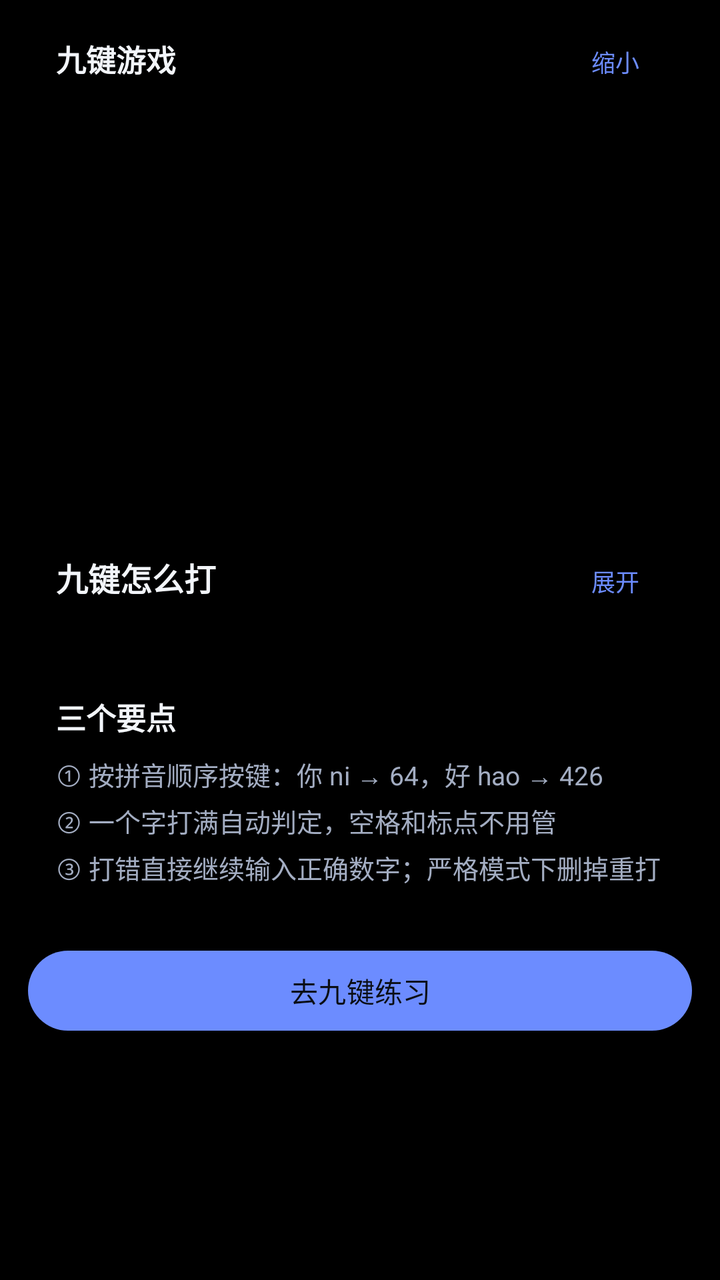
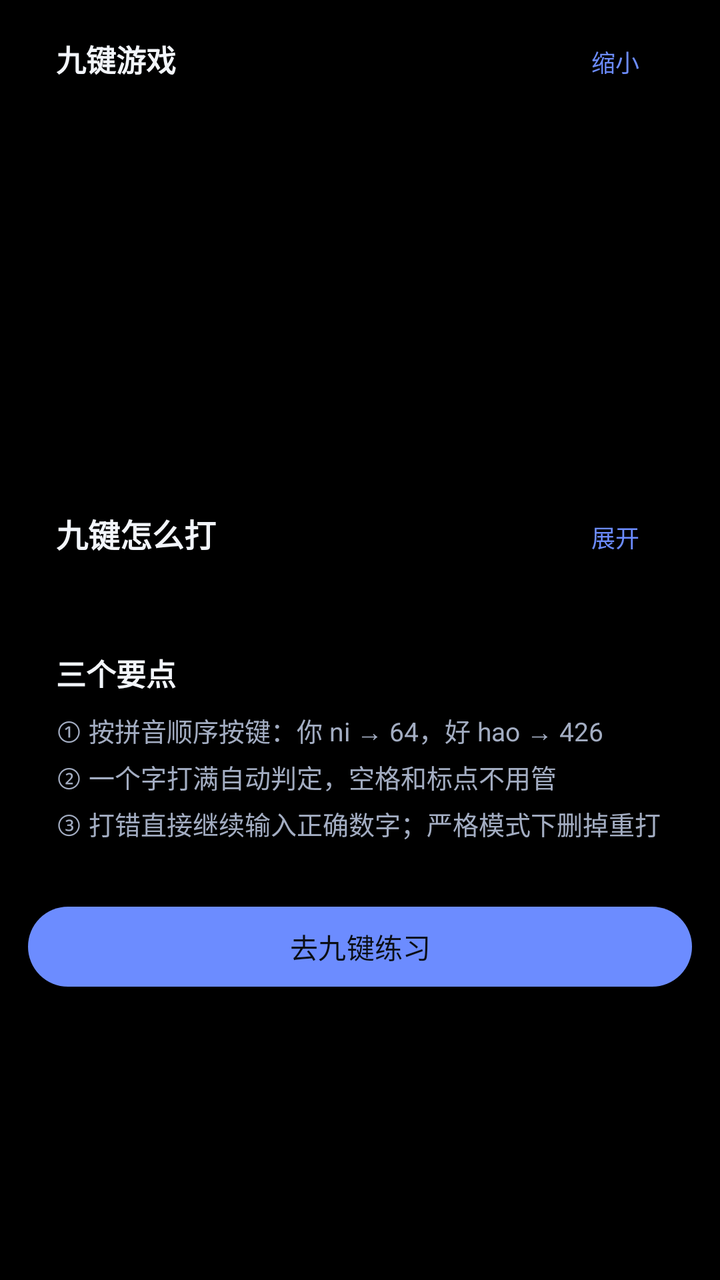

Before-and-after screenshots of an Android layout around one commit, followed by the original layout XML and the change that was made.
<!-- AndroidManifest.xml: application theme Theme.PinyinTyping -->
<!-- res/layout/fragment_jiujian.xml -->
<?xml version="1.0" encoding="utf-8"?>
<ScrollView xmlns:android="http://schemas.android.com/apk/res/android"
    xmlns:app="http://schemas.android.com/apk/res-auto"
    android:layout_width="match_parent"
    android:layout_height="match_parent"
    android:clipToPadding="false"
    android:paddingStart="14dp"
    android:paddingEnd="14dp"
    android:paddingBottom="16dp"
    android:scrollbars="none">

    <LinearLayout
        android:layout_width="match_parent"
        android:layout_height="wrap_content"
        android:orientation="vertical">

        
        <LinearLayout
            android:layout_width="match_parent"
            android:layout_height="wrap_content"
            android:background="@drawable/bg_card"
            android:orientation="vertical"
            android:padding="14dp">

            <LinearLayout
                android:layout_width="match_parent"
                android:layout_height="wrap_content"
                android:orientation="horizontal">

                <TextView
                    android:layout_width="0dp"
                    android:layout_height="wrap_content"
                    android:layout_weight="1"
                    android:text="@string/jiujian_game_title"
                    android:textColor="@color/text_primary"
                    android:textSize="15sp"
                    android:textStyle="bold" />

                <TextView
                    android:id="@+id/tvScore"
                    android:layout_width="wrap_content"
                    android:layout_height="wrap_content"
                    android:textColor="@color/brand"
                    android:textSize="14sp"
                    android:textStyle="bold" />

                <Button
                    android:id="@+id/btnShrink"
                    android:layout_width="wrap_content"
                    android:layout_height="wrap_content"
                    android:layout_marginStart="10dp"
                    android:background="@drawable/bg_key"
                    android:minHeight="0dp"
                    android:minWidth="0dp"
                    android:paddingStart="12dp"
                    android:paddingEnd="12dp"
                    android:paddingTop="4dp"
                    android:paddingBottom="4dp"
                    android:text="@string/jiujian_game_shrink"
                    android:textColor="@color/brand"
                    android:textSize="12sp"
                    app:backgroundTint="@color/surface_3" />
            </LinearLayout>

            <LinearLayout
                android:id="@+id/layoutGameBody"
                android:layout_width="match_parent"
                android:layout_height="wrap_content"
                android:layout_marginTop="4dp"
                android:orientation="vertical">

                <TextView
                    android:id="@+id/tvTarget"
                    android:layout_width="match_parent"
                    android:layout_height="wrap_content"
                    android:layout_marginTop="12dp"
                    android:gravity="center"
                    android:textColor="@color/text_primary"
                    android:textSize="34sp"
                    android:textStyle="bold" />

                <TextView
                    android:id="@+id/tvPinyin"
                    android:layout_width="match_parent"
                    android:layout_height="wrap_content"
                    android:gravity="center"
                    android:textColor="@color/text_hint"
                    android:textSize="14sp" />

                <TextView
                    android:id="@+id/tvCode"
                    android:layout_width="match_parent"
                    android:layout_height="wrap_content"
                    android:layout_marginTop="4dp"
                    android:gravity="center"
                    android:letterSpacing="0.08"
                    android:textColor="@color/brand"
                    android:textSize="16sp"
                    android:typeface="monospace" />

                <TextView
                    android:id="@+id/tvInput"
                    android:layout_width="match_parent"
                    android:layout_height="wrap_content"
                    android:layout_marginTop="10dp"
                    android:gravity="center"
                    android:letterSpacing="0.12"
                    android:textColor="@color/text_primary"
                    android:textSize="24sp"
                    android:typeface="monospace" />

                <TextView
                    android:id="@+id/tvTip"
                    android:layout_width="match_parent"
                    android:layout_height="wrap_content"
                    android:layout_marginTop="6dp"
                    android:gravity="center"
                    android:textColor="@color/text_hint"
                    android:textSize="13sp" />

                <GridLayout
                    android:id="@+id/gridGame"
                    android:layout_width="match_parent"
                    android:layout_height="wrap_content"
                    android:layout_marginTop="14dp"
                    android:columnCount="3" />
            </LinearLayout>
        </LinearLayout>

        
        <LinearLayout
            android:layout_width="match_parent"
            android:layout_height="wrap_content"
            android:layout_marginTop="12dp"
            android:background="@drawable/bg_card"
            android:orientation="vertical"
            android:padding="14dp">

            <LinearLayout
                android:layout_width="match_parent"
                android:layout_height="wrap_content"
                android:orientation="horizontal">

                <TextView
                    android:layout_width="0dp"
                    android:layout_height="wrap_content"
                    android:layout_weight="1"
                    android:text="@string/jiujian_title"
                    android:textColor="@color/text_primary"
                    android:textSize="16sp"
                    android:textStyle="bold" />

                <Button
                    android:id="@+id/btnHow"
                    android:layout_width="wrap_content"
                    android:layout_height="wrap_content"
                    android:layout_marginStart="10dp"
                    android:background="@drawable/bg_key"
                    android:minHeight="0dp"
                    android:minWidth="0dp"
                    android:paddingStart="12dp"
                    android:paddingEnd="12dp"
                    android:paddingTop="4dp"
                    android:paddingBottom="4dp"
                    android:text="@string/jiujian_how_expand"
                    android:textColor="@color/brand"
                    android:textSize="12sp"
                    app:backgroundTint="@color/surface_3" />
            </LinearLayout>

            <LinearLayout
                android:id="@+id/layoutHowBody"
                android:layout_width="match_parent"
                android:layout_height="wrap_content"
                android:layout_marginTop="4dp"
                android:orientation="vertical"
                android:visibility="gone">

                <TextView
                    android:layout_width="wrap_content"
                    android:layout_height="wrap_content"
                    android:layout_marginTop="3dp"
                    android:text="@string/jiujian_desc"
                    android:textColor="@color/text_hint"
                    android:textSize="12sp" />

                <GridLayout
                    android:id="@+id/gridKeys"
                    android:layout_width="match_parent"
                    android:layout_height="wrap_content"
                    android:layout_marginTop="12dp"
                    android:columnCount="3" />
            </LinearLayout>
        </LinearLayout>

        
        <LinearLayout
            android:layout_width="match_parent"
            android:layout_height="wrap_content"
            android:layout_marginTop="12dp"
            android:background="@drawable/bg_card"
            android:orientation="vertical"
            android:padding="14dp">

            <TextView
                android:layout_width="wrap_content"
                android:layout_height="wrap_content"
                android:text="@string/jiujian_rule_title"
                android:textColor="@color/text_primary"
                android:textSize="15sp"
                android:textStyle="bold" />

            <TextView
                android:layout_width="match_parent"
                android:layout_height="wrap_content"
                android:layout_marginTop="8dp"
                android:lineSpacingExtra="4dp"
                android:text="@string/jiujian_rule1"
                android:textColor="@color/text_secondary"
                android:textSize="13sp" />

            <TextView
                android:layout_width="match_parent"
                android:layout_height="wrap_content"
                android:layout_marginTop="4dp"
                android:lineSpacingExtra="4dp"
                android:text="@string/jiujian_rule2"
                android:textColor="@color/text_secondary"
                android:textSize="13sp" />

            <TextView
                android:layout_width="match_parent"
                android:layout_height="wrap_content"
                android:layout_marginTop="4dp"
                android:lineSpacingExtra="4dp"
                android:text="@string/jiujian_rule3"
                android:textColor="@color/text_secondary"
                android:textSize="13sp" />
        </LinearLayout>

        <Button
            android:id="@+id/btnPractice"
            android:layout_width="match_parent"
            android:layout_height="wrap_content"
            android:layout_marginTop="14dp"
            android:text="@string/jiujian_start" />
    </LinearLayout>
</ScrollView>
<!-- resources referenced by this layout -->
<resources>
  <color name="brand">#6C8CFF</color>
  <color name="surface_3">#000000</color>
  <color name="text_hint">#6B7688</color>
  <color name="text_primary">#F2F5FA</color>
  <color name="text_secondary">#A3ADC2</color>
  <!-- drawable bg_card (drawable) -->
  <?xml version="1.0" encoding="utf-8"?>
  <shape xmlns:android="http://schemas.android.com/apk/res/android" android:shape="rectangle">
      <solid android:color="@color/surface" />
      <corners android:radius="14dp" />
  </shape>
  <!-- drawable bg_key (drawable) -->
  <?xml version="1.0" encoding="utf-8"?>
  <shape xmlns:android="http://schemas.android.com/apk/res/android" android:shape="rectangle">
      <solid android:color="@color/surface_3" />
      <corners android:radius="10dp" />
  </shape>
  <string name="jiujian_desc">每个汉字对应 2~6 个数字，按拼音顺序按键即可</string>
  <string name="jiujian_game_shrink">缩小</string>
  <string name="jiujian_game_title">九键游戏</string>
  <string name="jiujian_how_expand">展开</string>
  <string name="jiujian_rule1">① 按拼音顺序按键：你 ni → 64，好 hao → 426</string>
  <string name="jiujian_rule2">② 一个字打满自动判定，空格和标点不用管</string>
  <string name="jiujian_rule3">③ 打错直接继续输入正确数字；严格模式下删掉重打</string>
  <string name="jiujian_rule_title">三个要点</string>
  <string name="jiujian_start">去九键练习</string>
  <string name="jiujian_title">九键怎么打</string>
  <style name="Theme.PinyinTyping" parent="Theme.Material3.Dark.NoActionBar">
          <item name="colorPrimary">@color/brand</item>
          <item name="colorOnPrimary">#0B0E14</item>
          <item name="colorPrimaryContainer">#2A3557</item>
          <item name="colorOnPrimaryContainer">#D9E2FF</item>
          <item name="colorSecondary">@color/accent</item>
          <item name="colorOnSecondary">#2A1C08</item>
          <item name="colorError">#FF6B6B</item>
          <item name="colorOnError">#2A0C0C</item>
  
          <item name="android:colorBackground">@color/bg</item>
          <item name="colorSurface">@color/surface</item>
          <item name="elevationOverlayEnabled">false</item>
          <item name="colorOnSurface">@color/text_primary</item>
          <item name="colorSurfaceVariant">@color/surface_2</item>
          <item name="colorOnSurfaceVariant">@color/text_secondary</item>
          <item name="colorOutline">@color/divider</item>
  
          <item name="android:statusBarColor">@android:color/transparent</item>
          <item name="android:navigationBarColor">@android:color/transparent</item>
          <item name="android:windowDrawsSystemBarBackgrounds" tools:targetApi="lollipop">true</item>
          <item name="android:windowTranslucentStatus" tools:targetApi="kitkat">false</item>
          <item name="android:windowTranslucentNavigation" tools:targetApi="kitkat">false</item>
          <item name="android:windowLightStatusBar" tools:targetApi="m">false</item>
          <item name="android:enforceStatusBarContrast" tools:targetApi="q">false</item>
          <item name="android:enforceNavigationBarContrast" tools:targetApi="q">false</item>
          <item name="android:windowBackground">@color/bg</item>
  
          <item name="android:textColorPrimary">@color/text_primary</item>
          <item name="android:textColorSecondary">@color/text_secondary</item>
  
          
          <item name="chipStyle">@style/Widget.MaterialComponents.Chip.Choice</item>
      </style>
  <color name="surface">#000000</color>
  <color name="accent">#FFB86B</color>
  <color name="bg">#000000</color>
  <color name="surface_2">#000000</color>
  <color name="divider">#1C1C1C</color>
</resources>

<!-- the commit's change to res/layout/fragment_jiujian.xml (unified diff, before → after) -->
@@ -66,14 +66,13 @@
                 android:id="@+id/layoutGameBody"
                 android:layout_width="match_parent"
                 android:layout_height="wrap_content"
-                android:layout_marginTop="4dp"
                 android:orientation="vertical">
 
                 <TextView
                     android:id="@+id/tvTarget"
                     android:layout_width="match_parent"
                     android:layout_height="wrap_content"
-                    android:layout_marginTop="12dp"
+                    android:layout_marginTop="6dp"
                     android:gravity="center"
                     android:textColor="@color/text_primary"
                     android:textSize="34sp"
@@ -102,7 +101,7 @@
                     android:id="@+id/tvInput"
                     android:layout_width="match_parent"
                     android:layout_height="wrap_content"
-                    android:layout_marginTop="10dp"
+                    android:layout_marginTop="6dp"
                     android:gravity="center"
                     android:letterSpacing="0.12"
                     android:textColor="@color/text_primary"
@@ -113,7 +112,7 @@
                     android:id="@+id/tvTip"
                     android:layout_width="match_parent"
                     android:layout_height="wrap_content"
-                    android:layout_marginTop="6dp"
+                    android:layout_marginTop="4dp"
                     android:gravity="center"
                     android:textColor="@color/text_hint"
                     android:textSize="13sp" />
@@ -122,7 +121,7 @@
                     android:id="@+id/gridGame"
                     android:layout_width="match_parent"
                     android:layout_height="wrap_content"
-                    android:layout_marginTop="14dp"
+                    android:layout_marginTop="8dp"
                     android:columnCount="3" />
             </LinearLayout>
         </LinearLayout>
